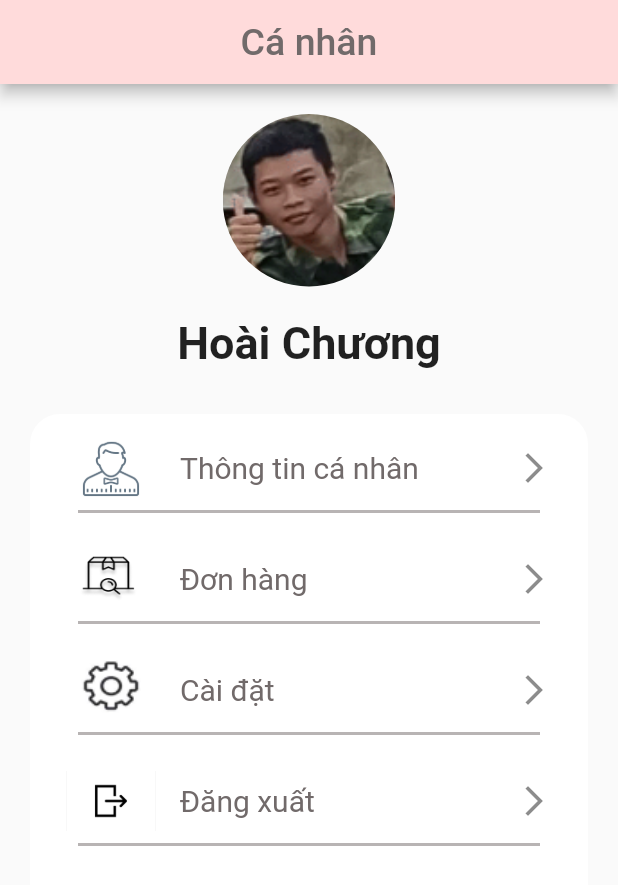
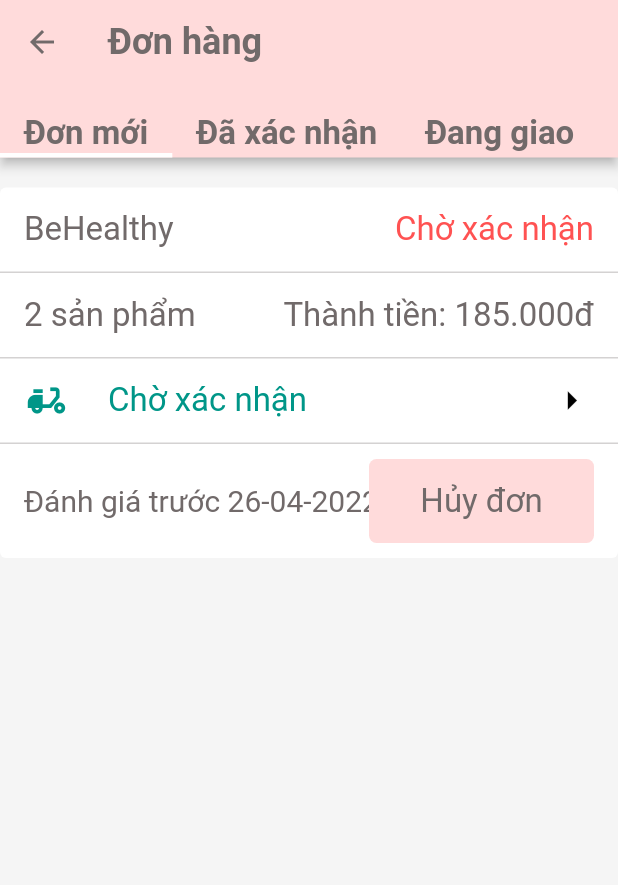
Before and after one commit to nhoaichuong2001/-dasd, a Flutter app: the screen it shows after launch, on a phone screen of 412 x 824 dp. Shown: the top 885 px of the screen. Run offline on Flutter 3.47's test engine with Material 2 defaults, Android fonts, the light colour scheme and no system bars; our stand-ins replace carousel_slider, smooth_page_indicator.

Commit message:
add view order

```diff
--- a/lib/main.dart
+++ b/lib/main.dart
@@ -1,5 +1,5 @@
-
 import 'package:app_thuc_pham/views/home/home_page.dart';
+import 'package:app_thuc_pham/views/profile/my-order/order_page.dart';
 import 'package:app_thuc_pham/views/profile/profile_page.dart';
 
 import 'package:flutter/material.dart';
@@ -19,9 +19,7 @@ class MyApp extends StatelessWidget {
       theme: ThemeData(
         primarySwatch: Colors.grey,
       ),
-
-      home: const Profile(),
-
+      home: const OrderPage(),
     );
   }
 }
--- a/lib/views/profile/components/body.dart
+++ b/lib/views/profile/components/body.dart
@@ -10,15 +10,13 @@ class Body extends StatelessWidget {
     return Scaffold(
       body: Column(
         children: [
-          const Padding(
-            padding: EdgeInsets.all(padding),
+          Padding(
+            padding: const EdgeInsets.all(padding),
             child: Center(
-              child: SizedBox(
-                height: 115,
-                width: 115,
               child: CircleAvatar(
-                  backgroundImage: AssetImage("assets/images/avatar/avata.png"),
-                ),
+                radius: 80,
+                child: Image.network(
+                    'https://encrypted-tbn0.gstatic.com/images?q=tbn:ANd9GcQA2JBX3fU1Am1WMiYokaCNshIYJuB8oeyY5rYAXY5hxUevfz5J94fL20a5aWabegvte68&usqp=CAU'),
               ),
             ),
           ),
@@ -29,19 +27,12 @@ class Body extends StatelessWidget {
               style: TextStyle(fontSize: 30, fontWeight: FontWeight.w700),
             ),
           ),
-          Container(
-              width: 500,
-              height: 350,
+          Card(
             margin: const EdgeInsets.all(margin),
-              decoration: const BoxDecoration(
-                color: Colors.white,
-                borderRadius: BorderRadius.all(
-                  Radius.circular(padding),
-                ),
-              ),
+            elevation: 5.0,
             child: Column(
               children: [
-                  profilemenu(
+                profileMenu(
                   text: "Thông tin cá nhân",
                   icon: "assets/images/icons/user.png",
                   press: () {
@@ -52,29 +43,30 @@ class Body extends StatelessWidget {
                                 const PersonalInformationPage()));
                   },
                 ),
-                  profilemenu(
+                profileMenu(
                   text: "Đơn hàng",
                   icon: "assets/images/icons/myorder.png",
                   press: () {},
                 ),
-                  profilemenu(
+                profileMenu(
                   text: "Cài đặt",
                   icon: "assets/images/icons/setting.png",
                   press: () {},
                 ),
-                  profilemenu(
+                profileMenu(
                   text: "Đăng xuất",
                   icon: "assets/images/icons/logout.png",
                   press: () {},
                 ),
               ],
-              )),
+            ),
+          ),
         ],
       ),
     );
   }
 
-  Widget profilemenu({String text, String icon, Function press}) => TextButton(
+  Widget profileMenu({String text, String icon, Function press}) => TextButton(
       onPressed: press,
       child: Column(
         children: [
@@ -86,7 +78,7 @@ class Body extends StatelessWidget {
             ),
             title: Text(
               text,
-              style: const TextStyle(fontSize: 20,color: textColor),
+              style: const TextStyle(fontSize: 20, color: textColor),
             ),
             trailing: const Icon(Icons.arrow_forward_ios),
           ),
--- a/lib/views/profile/components/edit_profile_page.dart
+++ b/lib/views/profile/components/edit_profile_page.dart
@@ -1,4 +1,5 @@
 import 'package:app_thuc_pham/constant.dart';
+import 'package:app_thuc_pham/widgets.dart';
 import 'package:flutter/material.dart';
 
 class EditProfilePage extends StatefulWidget {
@@ -22,7 +23,7 @@ class _EditProfilePageState extends State<EditProfilePage> {
     return Scaffold(
       resizeToAvoidBottomInset: false,
       appBar: AppBar(
-        foregroundColor: Colors.black,
+          foregroundColor: Colors.black,
           backgroundColor: backgroundAppBar,
           title: const Text(
             "Chỉnh sửa thông tin",
@@ -30,7 +31,7 @@ class _EditProfilePageState extends State<EditProfilePage> {
           )),
       body: Padding(
         padding: const EdgeInsets.symmetric(
-            horizontal: padding / 2, vertical: padding * 2),
+            horizontal: padding, vertical: padding * 2),
         child: GestureDetector(
           onTap: () {
             FocusScope.of(context).unfocus();
@@ -39,10 +40,10 @@ class _EditProfilePageState extends State<EditProfilePage> {
             children: [
               Stack(
                 children: [
-                  const CircleAvatar(
+                  CircleAvatar(
                     radius: 80,
-                    backgroundImage:
-                        AssetImage("assets/images/avatar/avata.png"),
+                    child: Image.network(
+                        'https://encrypted-tbn0.gstatic.com/images?q=tbn:ANd9GcQA2JBX3fU1Am1WMiYokaCNshIYJuB8oeyY5rYAXY5hxUevfz5J94fL20a5aWabegvte68&usqp=CAU'),
                   ),
                   Positioned(
                     right: 10,
@@ -57,12 +58,12 @@ class _EditProfilePageState extends State<EditProfilePage> {
                   )
                 ],
               ),
-              buildTextField(title: "Tên hiển thị :", controller: name),
-              buildTextField(title: "Email :", controller: email),
-              buildTextField(title: "Số điện thoại :", controller: phone),
-              buildTextField(title: "Địa chỉ :", controller: address),
+              input(controller: name, text: "Tên hiển thị"),
+              input(controller: email, text: "Thư điện tử"),
+              input(controller: phone, text: "Số điện thoại"),
+              input(controller: address, text: "Địa chỉ"),
               Padding(
-                padding: const EdgeInsets.only(top: padding / 2),
+                padding: const EdgeInsets.only(top: padding * 2),
                 child: SizedBox(
                   width: 300,
                   height: 40,
--- a/lib/views/profile/components/personal_Information_page.dart
+++ b/lib/views/profile/components/personal_Information_page.dart
@@ -1,4 +1,5 @@
 import 'package:app_thuc_pham/constant.dart';
+import 'package:app_thuc_pham/main.dart';
 import 'package:app_thuc_pham/views/profile/components/edit_profile_page.dart';
 import 'package:flutter/material.dart';
 
@@ -14,7 +15,7 @@ class PersonalInformationPage extends StatelessWidget {
         backgroundColor: backgroundAppBar,
         title: const Text(
           "Thông tin cá nhân",
-          style: TextStyle(fontSize: 20,color: textColor),
+          style: TextStyle(fontSize: 20, color: textColor),
         ),
         actions: [
           Padding(
@@ -30,15 +31,14 @@ class PersonalInformationPage extends StatelessWidget {
         ],
       ),
       body: Column(children: [
-        const Padding(
-          padding: EdgeInsets.all(padding),
+        Padding(
+          padding: const EdgeInsets.all(padding),
           child: Center(
-            child: SizedBox(
-              height: 115,
-              width: 115,
             child: CircleAvatar(
-                backgroundImage: AssetImage("assets/images/avatar/avata.png"),
-              ),
+              backgroundColor: backgroundAppBar,
+              radius: 80,
+              child: Image.network(
+                  'https://encrypted-tbn0.gstatic.com/images?q=tbn:ANd9GcQA2JBX3fU1Am1WMiYokaCNshIYJuB8oeyY5rYAXY5hxUevfz5J94fL20a5aWabegvte68&usqp=CAU'),
             ),
           ),
         ),
@@ -49,16 +49,9 @@ class PersonalInformationPage extends StatelessWidget {
             style: TextStyle(fontSize: 30, fontWeight: FontWeight.w700),
           ),
         ),
-        Container(
-            width: 500,
-            height: 350,
+        Card(
           margin: const EdgeInsets.all(margin),
-            decoration: const BoxDecoration(
-              color: Colors.white,
-              borderRadius: BorderRadius.all(
-                Radius.circular(padding),
-              ),
-            ),
+          elevation: 5,
           child: Column(
             children: [
               textInf(
@@ -78,7 +71,8 @@ class PersonalInformationPage extends StatelessWidget {
                 text: "Bà rịa vũng tàu",
               ),
             ],
-            )),
+          ),
+        ),
       ]),
     );
   }
@@ -94,15 +88,14 @@ Widget textInf({String title, String text}) {
           title,
           style: const TextStyle(
             fontSize: 25,
-
           ),
         ),
         Text(
           text,
-          style: const TextStyle(fontSize: 20,color: textColor),
+          style: const TextStyle(fontSize: 20, color: textColor),
         ),
         Padding(
-          padding: const EdgeInsets.only(top:5),
+          padding: const EdgeInsets.only(top: 5),
           child: Container(
             height: 2,
             color: textColor.withOpacity(0.5),
--- /dev/null
+++ b/lib/views/profile/my-order/order_page.dart
@@ -0,0 +1,93 @@
+import 'package:app_thuc_pham/constant.dart';
+import 'package:app_thuc_pham/views/profile/my-order/widgets/new_order_page.dart';
+import 'package:app_thuc_pham/widgets.dart';
+import 'package:flutter/material.dart';
+
+class OrderPage extends StatelessWidget {
+  const OrderPage({Key key}) : super(key: key);
+
+  @override
+  Widget build(BuildContext context) {
+    return SafeArea(
+      child: DefaultTabController(
+        length: 6,
+        child: Scaffold(
+          backgroundColor: Colors.grey.shade100,
+          appBar: AppBar(
+              bottom: buildTabBar(),
+              elevation: 3,
+              backgroundColor: backgroundAppBar,
+              leading: IconButton(
+                onPressed: () => Navigator.pop(context),
+                icon: const Icon(
+                  Icons.arrow_back,
+                  color: textColor,
+                ),
+              ),
+              title: buildText(
+                text: "Đơn hàng",
+                size: 24.0,
+                color: textColor,
+                weight: FontWeight.bold,
+              )),
+          body: body(),
+          // body: Body(),
+        ),
+      ),
+    );
+  }
+
+  Widget body() => const TabBarView(
+        children: [
+          NewOrderPage(),
+          NewOrderPage(),
+          NewOrderPage(),
+          NewOrderPage(),
+          NewOrderPage(),
+          NewOrderPage(),
+        ],
+      );
+  Widget buildTabBar() => TabBar(
+        indicatorColor: Colors.white,
+        indicatorWeight: 3,
+        isScrollable: true,
+        tabs: [
+          buildText(
+            text: "Đơn mới",
+            size: 22.0,
+            color: textColor,
+            weight: FontWeight.bold,
+          ),
+          buildText(
+            text: "Đã xác nhận",
+            size: 22.0,
+            color: textColor,
+            weight: FontWeight.bold,
+          ),
+          buildText(
+            text: "Đang giao",
+            size: 22.0,
+            color: textColor,
+            weight: FontWeight.bold,
+          ),
+          buildText(
+            text: "Đã giao",
+            size: 22.0,
+            color: textColor,
+            weight: FontWeight.bold,
+          ),
+          buildText(
+            text: "Đã hủy",
+            size: 22.0,
+            color: textColor,
+            weight: FontWeight.bold,
+          ),
+          buildText(
+            text: "Lịch sử đơn hàng",
+            size: 22.0,
+            color: textColor,
+            weight: FontWeight.bold,
+          )
+        ],
+      );
+}
--- /dev/null
+++ b/lib/views/profile/my-order/widgets/new_order_page.dart
@@ -0,0 +1,75 @@
+import 'package:app_thuc_pham/constant.dart';
+import 'package:app_thuc_pham/widgets.dart';
+import 'package:flutter/material.dart';
+
+class NewOrderPage extends StatelessWidget {
+  const NewOrderPage({Key key}) : super(key: key);
+
+  @override
+  Widget build(BuildContext context) {
+    return Column(
+      children: [
+        Card(
+          margin: const EdgeInsets.symmetric(vertical: margin),
+          elevation: 0,
+          child: Column(
+            children: [
+              ListTile(
+                title:
+                    buildText(text: "BeHealthy", color: textColor, size: 22.0),
+                trailing: buildText(
+                    text: "Chờ xác nhận", color: Colors.redAccent, size: 22.0),
+              ),
+              Container(
+                height: 1,
+                width: double.infinity,
+                color: textColor.withOpacity(0.3),
+              ),
+              ListTile(
+                title:
+                    buildText(text: "2 sản phẩm", color: textColor, size: 22.0),
+                trailing: buildText(
+                    text: "Thành tiền: 185.000đ", color: textColor, size: 22.0),
+              ),
+              Container(
+                height: 1,
+                width: double.infinity,
+                color: textColor.withOpacity(0.3),
+              ),
+              ListTile(
+                leading: const Icon(
+                  Icons.delivery_dining,
+                  color: Colors.teal,
+                  size: 30.0,
+                ),
+                title: buildText(
+                    text: "Chờ xác nhận", color: Colors.teal, size: 22.0),
+                trailing: const Icon(
+                  Icons.arrow_right,
+                  color: Colors.black,
+                  size: 30.0,
+                ),
+              ),
+              Container(
+                height: 1,
+                width: double.infinity,
+                color: textColor.withOpacity(0.3),
+              ),
+              Padding(
+                padding: const EdgeInsets.symmetric(vertical: padding / 2),
+                child: ListTile(
+                  leading: buildText(
+                    text: "Đánh giá trước 26-04-2022",
+                    color: textColor,
+                    size: 20.0,
+                  ),
+                  trailing: button(text: "Hủy đơn", h: 80, w: 150, radius: 5),
+                ),
+              )
+            ],
+          ),
+        ),
+      ],
+    );
+  }
+}
--- a/lib/widgets.dart
+++ b/lib/widgets.dart
@@ -72,7 +72,7 @@
 
 Widget input({controller, icon, text}) => TextFormField(
       style: const TextStyle(
-        fontSize: 20,
+        fontSize: 22,
         color: textColor,
       ),
       controller: controller,
```
Lines whose indentation alone changed are shown as unchanged.
